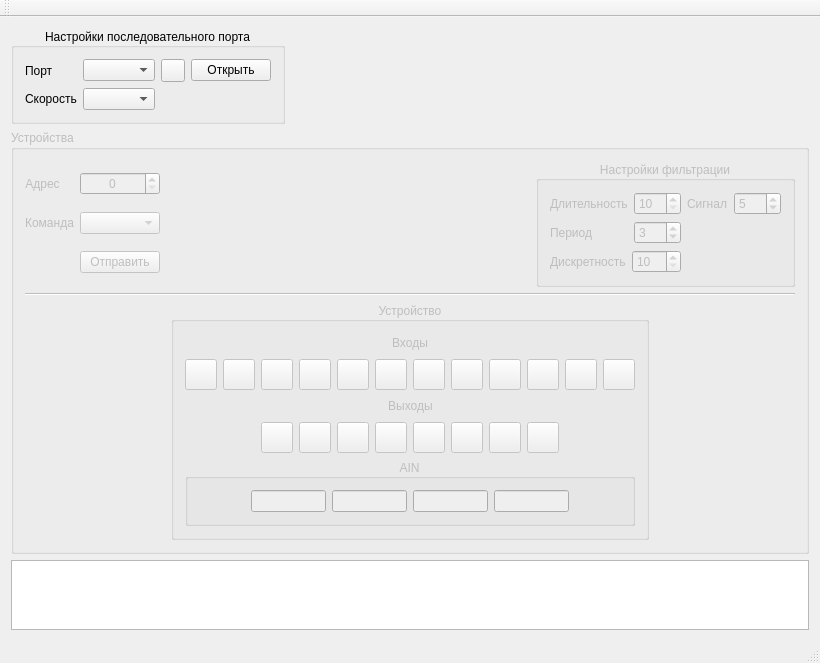
Before: the Qt Designer form mainwindow.ui in vlarry/emulator, drawn with Qt 5.
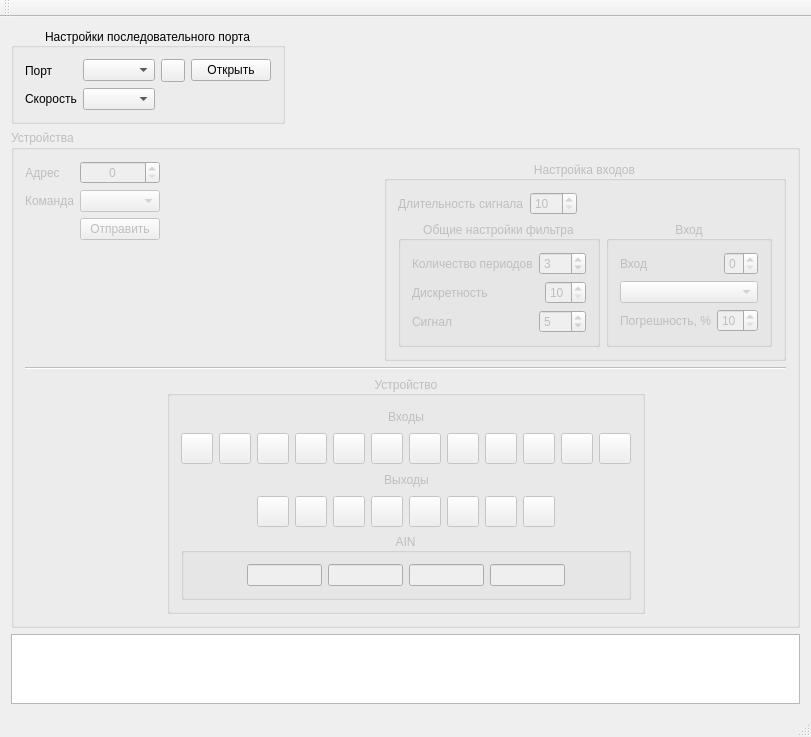
After: the same form once the commit is applied. Icons and pictures are not drawn. Custom widgets are drawn as their Qt base class.

Commit message: Изменение интерфейса фильтрации. Добавлена/изменена передача команд фильтрации устройству.

Patch:
```diff
--- a/mainwindow.ui
+++ b/mainwindow.ui
@@ -6,8 +6,8 @@
    <rect>
     <x>0</x>
     <y>0</y>
-    <width>820</width>
-    <height>621</height>
+    <width>811</width>
+    <height>684</height>
    </rect>
   </property>
   <property name="windowTitle">
@@ -17,7 +17,7 @@
    <string/>
   </property>
   <widget class="QWidget" name="centralWidget">
-   <layout class="QVBoxLayout" name="verticalLayout_5">
+   <layout class="QVBoxLayout" name="verticalLayout_7">
     <item>
      <layout class="QHBoxLayout" name="horizontalLayout_11">
       <item>
@@ -155,9 +155,11 @@
       <property name="title">
        <string>Устройства</string>
       </property>
-      <layout class="QVBoxLayout" name="verticalLayout_4">
+      <layout class="QVBoxLayout" name="verticalLayout_6">
        <item>
-        <layout class="QHBoxLayout" name="horizontalLayout_15">
+        <layout class="QHBoxLayout" name="horizontalLayout_18">
+         <item>
+          <layout class="QVBoxLayout" name="verticalLayout_5">
          <item>
           <layout class="QHBoxLayout" name="horizontalLayout">
            <item>
@@ -258,24 +260,48 @@
           </layout>
          </item>
          <item>
-          <widget class="QGroupBox" name="gboxFilter">
+            <spacer name="verticalSpacer">
+             <property name="orientation">
+              <enum>Qt::Vertical</enum>
+             </property>
+             <property name="sizeHint" stdset="0">
+              <size>
+               <width>20</width>
+               <height>40</height>
+              </size>
+             </property>
+            </spacer>
+           </item>
+          </layout>
+         </item>
+         <item>
+          <spacer name="horizontalSpacer_12">
+           <property name="orientation">
+            <enum>Qt::Horizontal</enum>
+           </property>
+           <property name="sizeHint" stdset="0">
+            <size>
+             <width>40</width>
+             <height>20</height>
+            </size>
+           </property>
+          </spacer>
+         </item>
+         <item>
+          <widget class="QGroupBox" name="gboxInputSettings">
            <property name="title">
-            <string>Настройки фильтрации</string>
+            <string>Настройка входов</string>
            </property>
            <property name="alignment">
             <set>Qt::AlignCenter</set>
            </property>
-           <layout class="QHBoxLayout" name="horizontalLayout_14">
-            <item>
-             <layout class="QHBoxLayout" name="horizontalLayout_12">
-              <item>
-               <layout class="QVBoxLayout" name="verticalLayout_3">
+           <layout class="QVBoxLayout" name="verticalLayout_4">
                 <item>
                  <layout class="QHBoxLayout" name="horizontalLayout_9">
                   <item>
                    <widget class="QLabel" name="lblDuration">
                     <property name="text">
-                     <string>Длительность</string>
+                 <string>Длительность сигнала</string>
                     </property>
                     <property name="scaledContents">
                      <bool>true</bool>
@@ -295,14 +321,38 @@
                     </property>
                    </widget>
                   </item>
+              <item>
+               <spacer name="horizontalSpacer_7">
+                <property name="orientation">
+                 <enum>Qt::Horizontal</enum>
+                </property>
+                <property name="sizeHint" stdset="0">
+                 <size>
+                  <width>40</width>
+                  <height>20</height>
+                 </size>
+                </property>
+               </spacer>
+              </item>
                  </layout>
                 </item>
                 <item>
-                 <layout class="QHBoxLayout" name="horizontalLayout_10">
+             <layout class="QHBoxLayout" name="horizontalLayout_17">
+              <item>
+               <widget class="QGroupBox" name="gboxInputSettingsFilter">
+                <property name="title">
+                 <string>Общие настройки фильтра</string>
+                </property>
+                <property name="alignment">
+                 <set>Qt::AlignCenter</set>
+                </property>
+                <layout class="QVBoxLayout" name="verticalLayout_2">
+                 <item>
+                  <layout class="QHBoxLayout" name="horizontalLayout_12">
                   <item>
                    <widget class="QLabel" name="lblPeriods">
                     <property name="text">
-                     <string>Период</string>
+                      <string>Количество периодов</string>
                     </property>
                    </widget>
                   </item>
@@ -331,6 +381,8 @@
                  </layout>
                 </item>
                 <item>
+                  <layout class="QHBoxLayout" name="horizontalLayout_10">
+                   <item>
                  <layout class="QHBoxLayout" name="horizontalLayout_13">
                   <item>
                    <widget class="QLabel" name="lblDiscret">
@@ -339,6 +391,19 @@
                     </property>
                    </widget>
                   </item>
+                     <item>
+                      <spacer name="horizontalSpacer_8">
+                       <property name="orientation">
+                        <enum>Qt::Horizontal</enum>
+                       </property>
+                       <property name="sizeHint" stdset="0">
+                        <size>
+                         <width>40</width>
+                         <height>20</height>
+                        </size>
+                       </property>
+                      </spacer>
+                     </item>
                   <item>
                    <widget class="QSpinBox" name="sbDiscret">
                     <property name="accelerated">
@@ -360,7 +425,7 @@
                </layout>
               </item>
               <item>
-               <layout class="QVBoxLayout" name="verticalLayout_2">
+                  <layout class="QHBoxLayout" name="horizontalLayout_15">
                 <item>
                  <layout class="QHBoxLayout" name="horizontalLayout_8">
                   <item>
@@ -379,6 +444,19 @@
                     </property>
                    </widget>
                   </item>
+                     <item>
+                      <spacer name="horizontalSpacer_9">
+                       <property name="orientation">
+                        <enum>Qt::Horizontal</enum>
+                       </property>
+                       <property name="sizeHint" stdset="0">
+                        <size>
+                         <width>40</width>
+                         <height>20</height>
+                        </size>
+                       </property>
+                      </spacer>
+                     </item>
                   <item>
                    <widget class="QSpinBox" name="sbSignal">
                     <property name="sizePolicy">
@@ -400,20 +478,89 @@
                   </item>
                  </layout>
                 </item>
+                  </layout>
+                 </item>
+                </layout>
+               </widget>
+              </item>
                 <item>
-                 <spacer name="verticalSpacer">
+               <widget class="QGroupBox" name="gboxInput">
+                <property name="title">
+                 <string>Вход</string>
+                </property>
+                <property name="alignment">
+                 <set>Qt::AlignCenter</set>
+                </property>
+                <layout class="QVBoxLayout" name="verticalLayout_3">
+                 <item>
+                  <layout class="QHBoxLayout" name="horizontalLayout_14">
+                   <item>
+                    <widget class="QLabel" name="lblInput">
+                     <property name="text">
+                      <string>Вход</string>
+                     </property>
+                    </widget>
+                   </item>
+                   <item>
+                    <spacer name="horizontalSpacer_13">
                   <property name="orientation">
-                   <enum>Qt::Vertical</enum>
+                      <enum>Qt::Horizontal</enum>
                   </property>
                   <property name="sizeHint" stdset="0">
                    <size>
-                    <width>20</width>
-                    <height>40</height>
+                       <width>40</width>
+                       <height>20</height>
                    </size>
                   </property>
                  </spacer>
                 </item>
-               </layout>
+                   <item>
+                    <widget class="QSpinBox" name="sbInput">
+                     <property name="sizePolicy">
+                      <sizepolicy hsizetype="Minimum" vsizetype="Fixed">
+                       <horstretch>0</horstretch>
+                       <verstretch>0</verstretch>
+                      </sizepolicy>
+                     </property>
+                     <property name="maximum">
+                      <number>7</number>
+                     </property>
+                    </widget>
+                   </item>
+                  </layout>
+                 </item>
+                 <item>
+                  <widget class="QComboBox" name="cbInputType"/>
+                 </item>
+                 <item>
+                  <layout class="QHBoxLayout" name="horizontalLayout_16">
+                   <item>
+                    <widget class="QLabel" name="lblTextFault">
+                     <property name="text">
+                      <string>Погрешность, %</string>
+                     </property>
+                     <property name="scaledContents">
+                      <bool>true</bool>
+                     </property>
+                    </widget>
+                   </item>
+                   <item>
+                    <widget class="QSpinBox" name="sbFaultInput">
+                     <property name="minimum">
+                      <number>10</number>
+                     </property>
+                     <property name="maximum">
+                      <number>50</number>
+                     </property>
+                     <property name="singleStep">
+                      <number>10</number>
+                     </property>
+                    </widget>
+                   </item>
+                  </layout>
+                 </item>
+                </layout>
+               </widget>
               </item>
              </layout>
             </item>
```
Left out of the diff: 4 changed lines with no effect on the pictures. Lines whose indentation alone changed are shown as unchanged. The commit also changes 2 other files.
